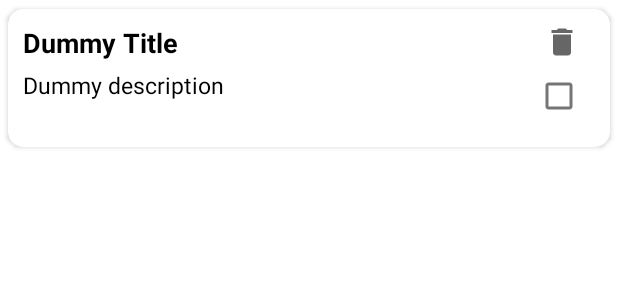
After one commit to ashifali3147/todo_list_mvvm, an Android app: the layout custom_todo_view.xml on its own in the app's theme, with its tools: preview values and no code run, on a phone screen of 412 x 824 dp. The commit adds this screen. Shown: the top 300 px of the screen. Run offline under Robolectric (Android 15) with nearby library versions, the phone set to English and light mode, and no system bars.

```diff
--- a/app/src/main/AndroidManifest.xml
+++ b/app/src/main/AndroidManifest.xml
@@ -3,6 +3,7 @@
     package="com.test.todolist">
 
     <application
+        android:name=".ui.TodoApp"
         android:allowBackup="true"
         android:icon="@mipmap/ic_launcher"
         android:label="@string/app_name"
--- /dev/null
+++ b/app/src/main/res/drawable/ic_delete.xml
@@ -0,0 +1,10 @@
+<vector xmlns:android="http://schemas.android.com/apk/res/android"
+    android:width="24dp"
+    android:height="24dp"
+    android:viewportWidth="24"
+    android:viewportHeight="24"
+    android:tint="?attr/colorControlNormal">
+  <path
+      android:fillColor="@android:color/white"
+      android:pathData="M6,19c0,1.1 0.9,2 2,2h8c1.1,0 2,-0.9 2,-2V7H6v12zM19,4h-3.5l-1,-1h-5l-1,1H5v2h14V4z"/>
+</vector>
--- /dev/null
+++ b/app/src/main/res/layout/custom_todo_view.xml
@@ -0,0 +1,48 @@
+<?xml version="1.0" encoding="utf-8"?>
+<androidx.cardview.widget.CardView xmlns:android="http://schemas.android.com/apk/res/android"
+    android:layout_width="match_parent"
+    android:layout_height="wrap_content"
+    xmlns:app="http://schemas.android.com/apk/res-auto"
+    app:cardCornerRadius="10dp"
+    app:cardUseCompatPadding="true">
+
+    <RelativeLayout
+        android:id="@+id/whole_view"
+        android:layout_width="match_parent"
+        android:layout_height="wrap_content"
+        android:layout_margin="10dp">
+
+        <TextView
+            android:id="@+id/tv_title"
+            android:layout_width="wrap_content"
+            android:layout_height="wrap_content"
+            android:text="Dummy Title"
+            android:textColor="@color/black"
+            android:textSize="18dp"
+            android:textStyle="bold" />
+        <TextView
+            android:id="@+id/tv_description"
+            android:layout_width="wrap_content"
+            android:layout_height="wrap_content"
+            android:text="Dummy description"
+            android:layout_below="@id/tv_title"
+            android:layout_marginTop="5dp"
+            android:textColor="@color/black"
+            android:textSize="15dp"/>
+        <ImageView
+            android:id="@+id/img_delete"
+            android:layout_width="wrap_content"
+            android:layout_height="wrap_content"
+            android:src="@drawable/ic_delete"
+            android:layout_marginRight="10dp"
+            android:layout_alignParentRight="true"/>
+        <CheckBox
+            android:id="@+id/is_done"
+            android:layout_width="wrap_content"
+            android:layout_height="wrap_content"
+            android:layout_alignParentRight="true"
+            android:layout_below="@id/img_delete"/>
+
+
+    </RelativeLayout>
+</androidx.cardview.widget.CardView>
```
Also changed, not shown: app/build.gradle (+12 -2 lines), app/src/main/java/com/test/todolist/ui/MainActivity.kt (+22 -2 lines), app/src/main/java/com/test/todolist/ui/TodoApp.kt (added, +8 -0 lines), app/src/main/java/com/test/todolist/ui/adapter/TodoAdapter.kt (added, +34 -0 lines), app/src/main/java/com/test/todolist/ui/todo_list/TodoListEvents.kt (added, +11 -0 lines), app/src/main/java/com/test/todolist/ui/todo_list/TodoListViewModel.kt (added, +60 -0 lines), app/src/main/java/com/test/todolist/ui/todo_list/TodoListViewModelFactory.kt (added, +12 -0 lines), app/src/main/java/com/test/todolist/util/Routes.kt (added, +6 -0 lines), app/src/main/java/com/test/todolist/util/UiEvent.kt (added, +7 -0 lines), app/src/main/res/drawable/ic_add.xml (added, +10 -0 lines), app/src/main/res/layout/activity_main.xml (+19 -10 lines).
